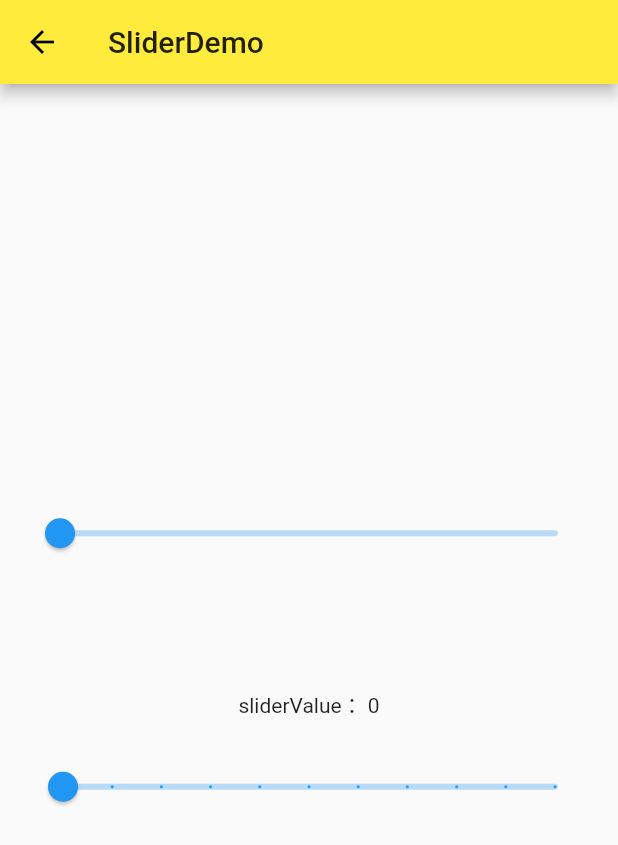
After one commit to JohnsonBob/Flutter_Demo, a Flutter app: the SliderDemo screen opened directly, on a phone screen of 412 x 824 dp. The commit adds this screen. Shown: the top 845 px of the screen. Run offline on Flutter 3.47's test engine with Material 2 defaults, Android fonts, the phone set to English and light mode, and no system bars.

Commit message:
SliderDemo done

```diff
--- a/lib/demo/material_component.dart
+++ b/lib/demo/material_component.dart
@@ -6,6 +6,7 @@ import 'floating_action_button_demo.dart';
 import 'form_demo.dart';
 import 'popup_menu_button_demo.dart';
 import 'radio_demo.dart';
+import 'slider_demo.dart';
 import 'switch_demo.dart';
 
 class MaterialComponent extends StatelessWidget {
@@ -26,6 +27,7 @@ class MaterialComponent extends StatelessWidget {
           ListItem(title: "CheckBox", page: CheckBoxDemo()),
           ListItem(title: "Radio", page: RadioDemo()),
           ListItem(title: "Switch", page: SwitchDemo()),
+          ListItem(title: "Slider", page: SliderDemo()),
         ],
       ),
     );
--- /dev/null
+++ b/lib/demo/slider_demo.dart
@@ -0,0 +1,55 @@
+import 'package:flutter/material.dart';
+
+class SliderDemo extends StatefulWidget {
+  @override
+  _SliderDemoState createState() => _SliderDemoState();
+}
+
+class _SliderDemoState extends State<SliderDemo> {
+  var _sliderValueA = 0.0;
+  var _sliderValueB = 0.0;
+
+  @override
+  Widget build(BuildContext context) {
+    return Scaffold(
+      appBar: AppBar(
+        title: Text('SliderDemo'),
+      ),
+      body: Container(
+        padding: EdgeInsets.all(16.0),
+        child: Column(
+          mainAxisAlignment: MainAxisAlignment.center,
+          children: <Widget>[
+            Slider(
+              value: _sliderValueA,
+              activeColor: Theme.of(context).accentColor,
+              inactiveColor: Theme.of(context).accentColor.withOpacity(0.3),
+              onChanged: (value) {
+                setState(() {
+                  _sliderValueA = value;
+                });
+              },
+            ),
+            SizedBox(height: 80,),
+            Text('sliderValue： ${_sliderValueB.toInt()}'),
+            SizedBox(height: 20,),
+            Slider(
+              value: _sliderValueB,
+              activeColor: Theme.of(context).accentColor,
+              inactiveColor: Theme.of(context).accentColor.withOpacity(0.3),
+              onChanged: (value) {
+                setState(() {
+                  _sliderValueB = value;
+                });
+              },
+              min: 0.0,
+              max: 10,
+              divisions: 10,  //均分为多少份
+              label: '${_sliderValueB.toInt()}',
+            ),
+          ],
+        ),
+      ),
+    );
+  }
+}
```
